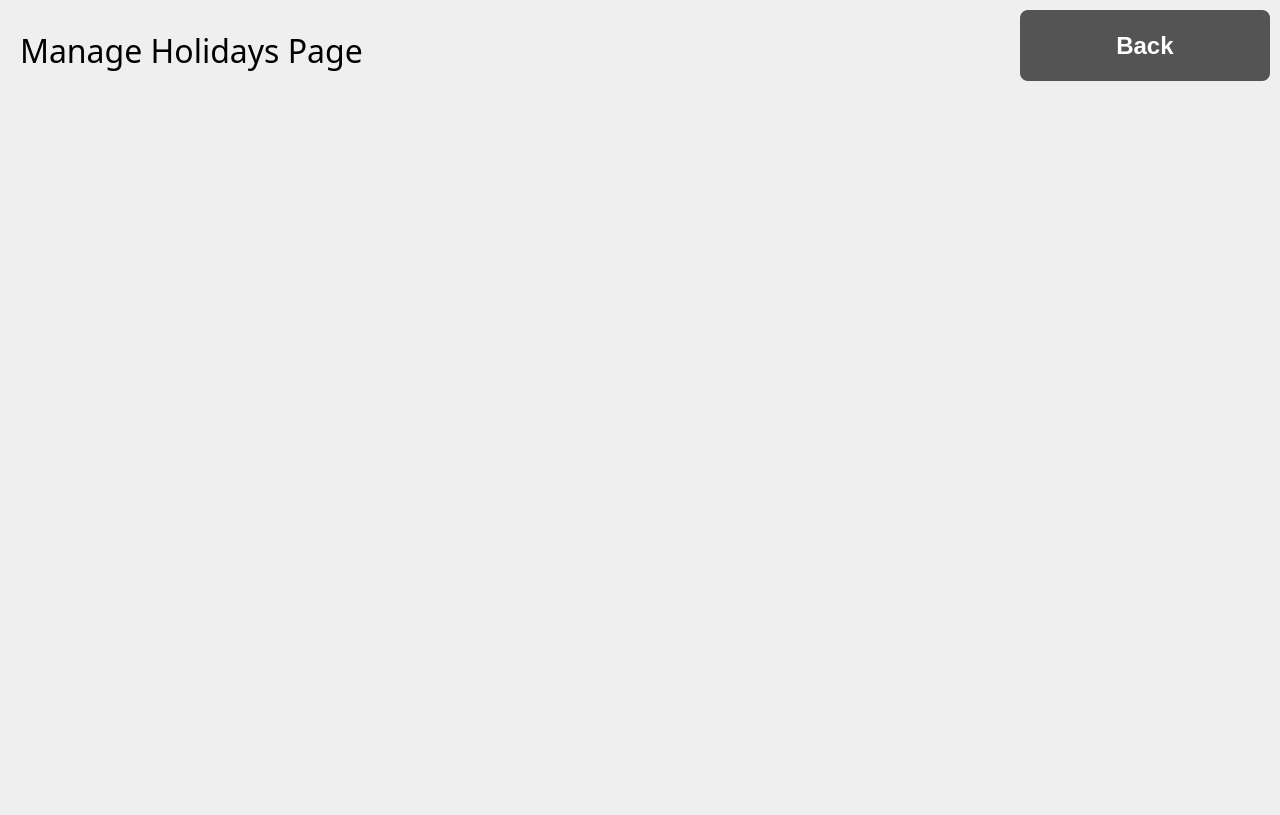
Before: the Qt Designer form ui_files/manage_holidays.ui in Asilve/PharmaShift, drawn with Qt 5.
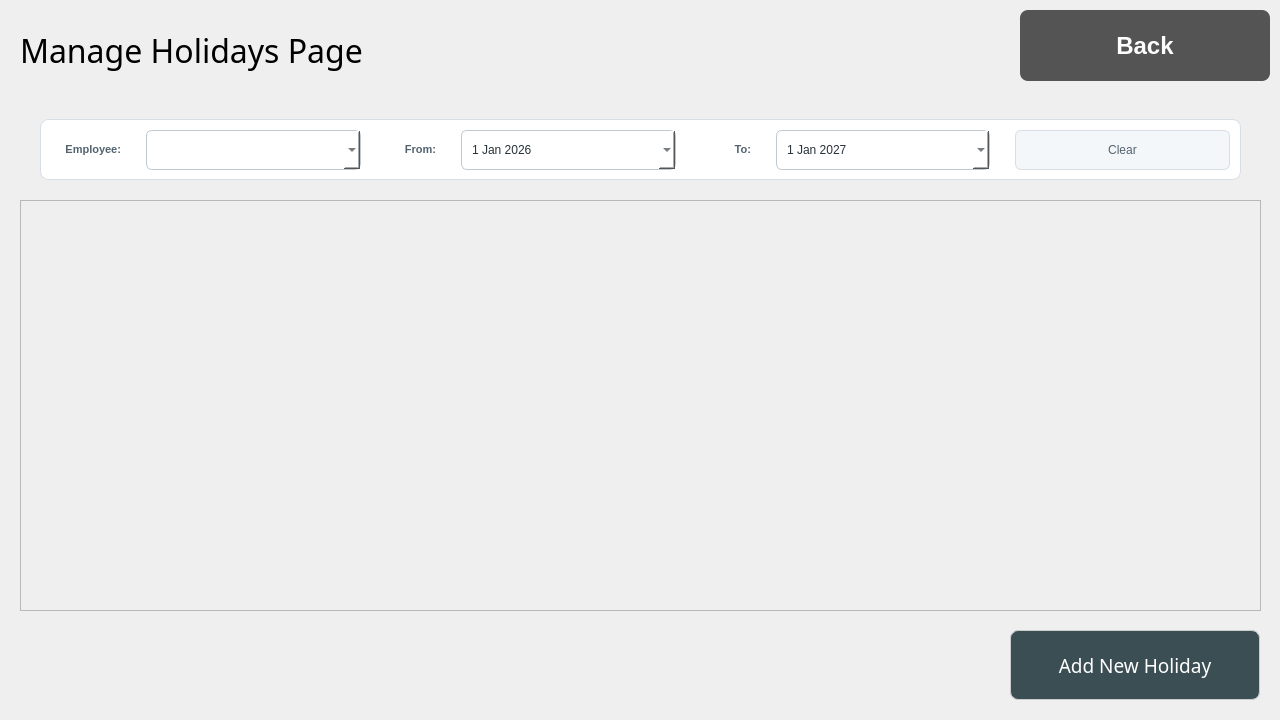
After: the same form once the commit is applied. Icons and pictures are not drawn.

Commit message: implement holiday crud and ui

The edit to the form file:
```diff
--- a/ui_files/manage_holidays.ui
+++ b/ui_files/manage_holidays.ui
@@ -7,7 +7,7 @@
     <x>0</x>
     <y>0</y>
     <width>1280</width>
-    <height>815</height>
+    <height>720</height>
    </rect>
   </property>
   <property name="windowTitle">
@@ -80,6 +80,348 @@
     <string>Back</string>
    </property>
   </widget>
+  <widget class="QFrame" name="filter_frame">
+   <property name="geometry">
+    <rect>
+     <x>40</x>
+     <y>119</y>
+     <width>1201</width>
+     <height>61</height>
+    </rect>
+   </property>
+   <property name="styleSheet">
+    <string notr="true">QFrame#filter_frame {
+    background-color: #FFFFFF;
+    border: 1px solid #D7DEE5;
+    border-radius: 8px;
+}
+QLabel#employee_label,
+QLabel#from_label,
+QLabel#to_label {
+    color: #52636F;
+    font-size: 11px;
+    font-weight: 600;
+    background-color: transparent;
+    border: none;
+}
+QComboBox#employee_combo {
+    background-color: #FFFFFF;
+    color: #263238;
+    border: 1px solid #BFC9D1;
+    border-radius: 6px;
+    padding: 5px 8px;
+    min-height: 28px;
+}
+
+QComboBox#employee_combo:hover {
+    border: 1px solid #9AAAB5;
+}
+
+QComboBox#employee_combo:focus {
+    border: 1px solid #71808A;
+}
+
+QComboBox#employee_combo QAbstractItemView {
+    background-color: #FFFFFF;
+    color: #263238;
+    border: 1px solid #BFC9D1;
+    selection-background-color: #E9EEF2;
+    selection-color: #263238;
+}
+QDateEdit#from_date_edit,
+QDateEdit#to_date_edit {
+    background-color: #FFFFFF;
+    color: #263238;
+    border: 1px solid #BFC9D1;
+    border-radius: 6px;
+    padding: 5px 8px;
+    min-height: 28px;
+}
+
+QDateEdit#from_date_edit:hover,
+QDateEdit#to_date_edit:hover {
+    border: 1px solid #9AAAB5;
+}
+
+QDateEdit#from_date_edit:focus,
+QDateEdit#to_date_edit:focus {
+    border: 1px solid #71808A;
+}
+QDateEdit::up-button {
+    subcontrol-origin: border;
+    subcontrol-position: top right;
+    width: 22px;
+}
+
+QDateEdit::down-button {
+    subcontrol-origin: border;
+    subcontrol-position: bottom right;
+    width: 22px;
+}
+
+QPushButton#clear_button {
+    background-color: #F4F7FA;
+    color: #52636F;
+    border: 1px solid #D7DEE5;
+    border-radius: 6px;
+    padding: 5px 12px;
+    min-height: 28px;
+}
+
+QPushButton#clear_button:hover {
+    background-color: #E9EEF2;
+}
+
+QPushButton#clear_button:pressed {
+    background-color: #DDE4E9;
+}</string>
+   </property>
+   <property name="frameShape">
+    <enum>QFrame::Shape::StyledPanel</enum>
+   </property>
+   <property name="frameShadow">
+    <enum>QFrame::Shadow::Raised</enum>
+   </property>
+   <layout class="QHBoxLayout" name="horizontalLayout">
+    <property name="spacing">
+     <number>25</number>
+    </property>
+    <property name="leftMargin">
+     <number>10</number>
+    </property>
+    <property name="topMargin">
+     <number>10</number>
+    </property>
+    <property name="rightMargin">
+     <number>10</number>
+    </property>
+    <property name="bottomMargin">
+     <number>10</number>
+    </property>
+    <item>
+     <widget class="QLabel" name="employee_label">
+      <property name="minimumSize">
+       <size>
+        <width>70</width>
+        <height>0</height>
+       </size>
+      </property>
+      <property name="maximumSize">
+       <size>
+        <width>70</width>
+        <height>16777215</height>
+       </size>
+      </property>
+      <property name="text">
+       <string>Employee:</string>
+      </property>
+      <property name="alignment">
+       <set>Qt::AlignmentFlag::AlignRight|Qt::AlignmentFlag::AlignTrailing|Qt::AlignmentFlag::AlignVCenter</set>
+      </property>
+     </widget>
+    </item>
+    <item>
+     <widget class="QComboBox" name="employee_combo"/>
+    </item>
+    <item>
+     <widget class="QLabel" name="from_label">
+      <property name="minimumSize">
+       <size>
+        <width>50</width>
+        <height>0</height>
+       </size>
+      </property>
+      <property name="maximumSize">
+       <size>
+        <width>50</width>
+        <height>16777215</height>
+       </size>
+      </property>
+      <property name="text">
+       <string>From:</string>
+      </property>
+      <property name="alignment">
+       <set>Qt::AlignmentFlag::AlignRight|Qt::AlignmentFlag::AlignTrailing|Qt::AlignmentFlag::AlignVCenter</set>
+      </property>
+     </widget>
+    </item>
+    <item>
+     <widget class="QDateEdit" name="from_date_edit">
+      <property name="calendarPopup">
+       <bool>true</bool>
+      </property>
+      <property name="date">
+       <date>
+        <year>2026</year>
+        <month>1</month>
+        <day>1</day>
+       </date>
+      </property>
+     </widget>
+    </item>
+    <item>
+     <widget class="QLabel" name="to_label">
+      <property name="minimumSize">
+       <size>
+        <width>50</width>
+        <height>0</height>
+       </size>
+      </property>
+      <property name="maximumSize">
+       <size>
+        <width>50</width>
+        <height>16777215</height>
+       </size>
+      </property>
+      <property name="text">
+       <string>To:</string>
+      </property>
+      <property name="alignment">
+       <set>Qt::AlignmentFlag::AlignRight|Qt::AlignmentFlag::AlignTrailing|Qt::AlignmentFlag::AlignVCenter</set>
+      </property>
+     </widget>
+    </item>
+    <item>
+     <widget class="QDateEdit" name="to_date_edit">
+      <property name="calendarPopup">
+       <bool>true</bool>
+      </property>
+      <property name="date">
+       <date>
+        <year>2027</year>
+        <month>1</month>
+        <day>1</day>
+       </date>
+      </property>
+     </widget>
+    </item>
+    <item>
+     <widget class="QPushButton" name="clear_button">
+      <property name="text">
+       <string>Clear</string>
+      </property>
+     </widget>
+    </item>
+   </layout>
+  </widget>
+  <widget class="QScrollArea" name="holiday_scroll_area">
+   <property name="geometry">
+    <rect>
+     <x>20</x>
+     <y>200</y>
+     <width>1241</width>
+     <height>411</height>
+    </rect>
+   </property>
+   <property name="styleSheet">
+    <string notr="true">QScrollArea {
+    background-color: #F5F5F5;
+    border: 2px solid #D0D0D0;
+    border-radius: 12px;
+}
+
+QScrollArea &gt; QWidget &gt; QWidget {
+    background-color: transparent;
+}
+QScrollBar:vertical {
+    background: transparent;
+    width: 10px;
+    margin: 4px 0 4px 0;
+}
+
+QScrollBar::handle:vertical {
+    background: #B8C5C6;
+    border-radius: 5px;
+    min-height: 30px;
+}
+
+QScrollBar::handle:vertical:hover {
+    background: #8FA5A7;
+}
+
+QScrollBar::add-line:vertical,
+QScrollBar::sub-line:vertical {
+    height: 0px;
+}
+
+QScrollBar::add-page:vertical,
+QScrollBar::sub-page:vertical {
+    background: transparent;
+}</string>
+   </property>
+   <property name="horizontalScrollBarPolicy">
+    <enum>Qt::ScrollBarPolicy::ScrollBarAlwaysOff</enum>
+   </property>
+   <property name="widgetResizable">
+    <bool>true</bool>
+   </property>
+   <widget class="QWidget" name="scrollAreaWidgetContents">
+    <property name="geometry">
+     <rect>
+      <x>0</x>
+      <y>0</y>
+      <width>1237</width>
+      <height>407</height>
+     </rect>
+    </property>
+    <widget class="QWidget" name="verticalLayoutWidget">
+     <property name="geometry">
+      <rect>
+       <x>10</x>
+       <y>10</y>
+       <width>1221</width>
+       <height>381</height>
+      </rect>
+     </property>
+     <layout class="QVBoxLayout" name="holiday_list_layout"/>
+    </widget>
+   </widget>
+  </widget>
+  <widget class="QPushButton" name="add_holiday_button">
+   <property name="geometry">
+    <rect>
+     <x>1010</x>
+     <y>630</y>
+     <width>250</width>
+     <height>70</height>
+    </rect>
+   </property>
+   <property name="minimumSize">
+    <size>
+     <width>250</width>
+     <height>70</height>
+    </size>
+   </property>
+   <property name="maximumSize">
+    <size>
+     <width>250</width>
+     <height>16777215</height>
+    </size>
+   </property>
+   <property name="font">
+    <font>
+     <family>Arial Black</family>
+     <pointsize>14</pointsize>
+    </font>
+   </property>
+   <property name="styleSheet">
+    <string notr="true">QPushButton {
+    background-color: #3B4E53;
+    color: #FFFFFF;
+    border: 1px solid #CCCCCC;
+    border-radius: 8px;
+    padding: 8px 18px;
+}
+
+QPushButton:hover {
+    background-color: #3D8589;
+}
+</string>
+   </property>
+   <property name="text">
+    <string>Add New Holiday</string>
+   </property>
+  </widget>
  </widget>
  <resources/>
  <connections/>
```
The commit also changes 11 other files.
